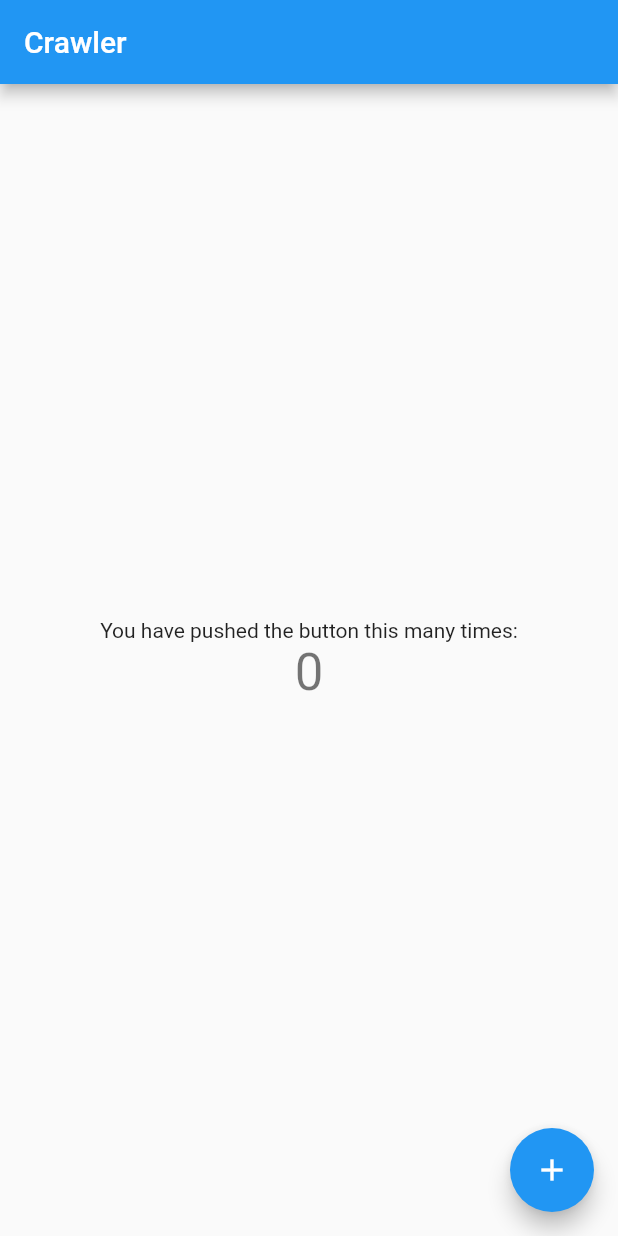
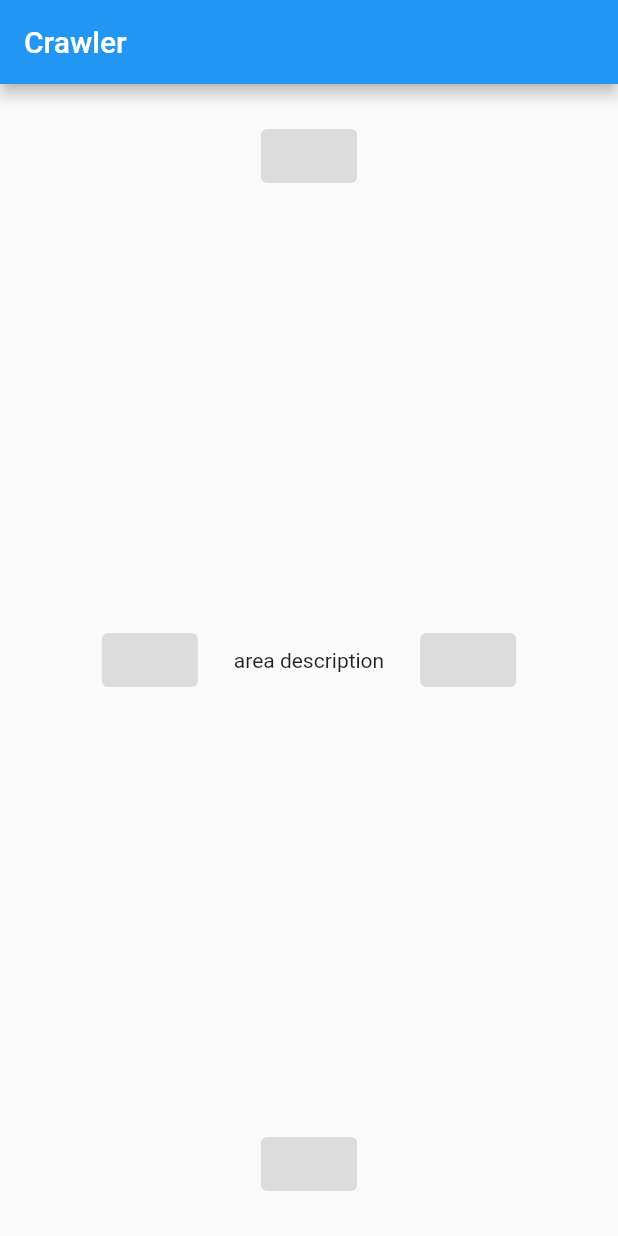
Before and after one commit to slackYogi/flutter_crawler, a Flutter app: the screen it shows after launch, on a phone screen of 412 x 824 dp. Run offline on Flutter 3.47's test engine with Material 2 defaults, Android fonts, the phone set to English and light mode, and no system bars; our stand-ins replace get_it.

Commit message:
Created first implementation of Location. Added CurrentLocation which will be responsible for now informing from which direction one entered location. Modified view of CrawlerApp - created first, basic blueprint of UI. Added GetIt to project, but it needs more research.

```diff
--- a/lib/crawler_app.dart
+++ b/lib/crawler_app.dart
@@ -1,4 +1,7 @@
 import 'package:flutter/material.dart';
+import 'package:flutter_crawler/current_location.dart';
+import 'package:flutter_crawler/services/map_service.dart';
+import 'package:get_it/get_it.dart';
 
 class CrawlerApp extends StatelessWidget {
   @override
@@ -23,13 +26,9 @@ class CrawlerHome extends StatefulWidget {
 }
 
 class _CrawlerHomeState extends State<CrawlerHome> {
-  int _counter = 0;
-
-  void _incrementCounter() {
-    setState(() {
-      _counter++;
-    });
-  }
+  //TODO research GetIt
+  //final locations = GetIt.I.get<MapService>();
+  CurrentLocation _currentLocation;
 
   @override
   Widget build(BuildContext context) {
@@ -39,22 +38,34 @@ class _CrawlerHomeState extends State<CrawlerHome> {
       ),
       body: Center(
         child: Column(
-          mainAxisAlignment: MainAxisAlignment.center,
-          children: <Widget>[
-            Text(
-              'You have pushed the button this many times:',
+          children: [
+            Center(
+              child: Padding(
+                padding: const EdgeInsets.all(24),
+                child: ElevatedButton(onPressed: null, child: null),
+              ),
             ),
-            Text(
-              '$_counter',
-              style: Theme.of(context).textTheme.headline4,
+            Expanded(
+              child: Row(
+                mainAxisAlignment: MainAxisAlignment.center,
+                children: [
+                  ElevatedButton(onPressed: null, child: null),
+                  Center(child: Padding(
+                    padding: const EdgeInsets.all(24),
+                    child: Text(_currentLocation?.description ?? 'area description'),
+                  )),
+                  ElevatedButton(onPressed: null, child: null),
+                ],
+              ),
             ),
+            Center(
+              child: Padding(
+                padding: const EdgeInsets.all(24),
+                child: ElevatedButton(onPressed: null, child: null),
+              ),
+            )
           ],
         ),
-      ),
-      floatingActionButton: FloatingActionButton(
-        onPressed: _incrementCounter,
-        tooltip: 'Increment',
-        child: Icon(Icons.add),
       ),
     );
   }
--- /dev/null
+++ b/lib/current_location.dart
@@ -0,0 +1,5 @@
+import 'package:flutter_crawler/location.dart';
+
+class CurrentLocation extends Location{
+  int entranceId;
+}
--- a/lib/edges/door.dart
+++ /dev/null
@@ -1,5 +0,0 @@
-import 'package:flutter_crawler/edges/edge.dart';
-
-class Door extends Edge {
-
-}
--- a/lib/edges/edge.dart
+++ /dev/null
@@ -1,3 +0,0 @@
-class Edge {
-  int id;
-}
--- a/lib/edges/wall.dart
+++ /dev/null
@@ -1,5 +0,0 @@
-import 'package:flutter_crawler/edges/edge.dart';
-
-class Wall extends Edge {
-
-}
--- /dev/null
+++ b/lib/location.dart
@@ -0,0 +1,7 @@
+import 'package:flutter_crawler/enums/direction.dart';
+
+class Location {
+  int id;
+  String description;
+  Map<Direction, int> exits = Map();
+}
--- a/lib/main.dart
+++ b/lib/main.dart
@@ -1,6 +1,10 @@
 import 'package:flutter/material.dart';
+import 'package:get_it/get_it.dart';
 
 import 'crawler_app.dart';
+
+//TODO research GetIt
+GetIt getIt = GetIt.instance;
 
 void main() {
   runApp(CrawlerApp());
--- /dev/null
+++ b/lib/services/map_service.dart
@@ -0,0 +1,12 @@
+import 'dart:collection';
+
+import '../location.dart';
+
+class MapService {
+  var locations = HashMap<int, Location>();
+
+  // this should override state of stateful widget
+  //@override
+  //void initState() {
+  //  }
+}
--- a/pubspec.yaml
+++ b/pubspec.yaml
@@ -23,6 +23,7 @@ environment:
 dependencies:
   flutter:
     sdk: flutter
+  get_it: ^5.0.3
 
 
   # The following adds the Cupertino Icons font to your application.
```
Also changed, not shown: pubspec.lock, 2 other files.
